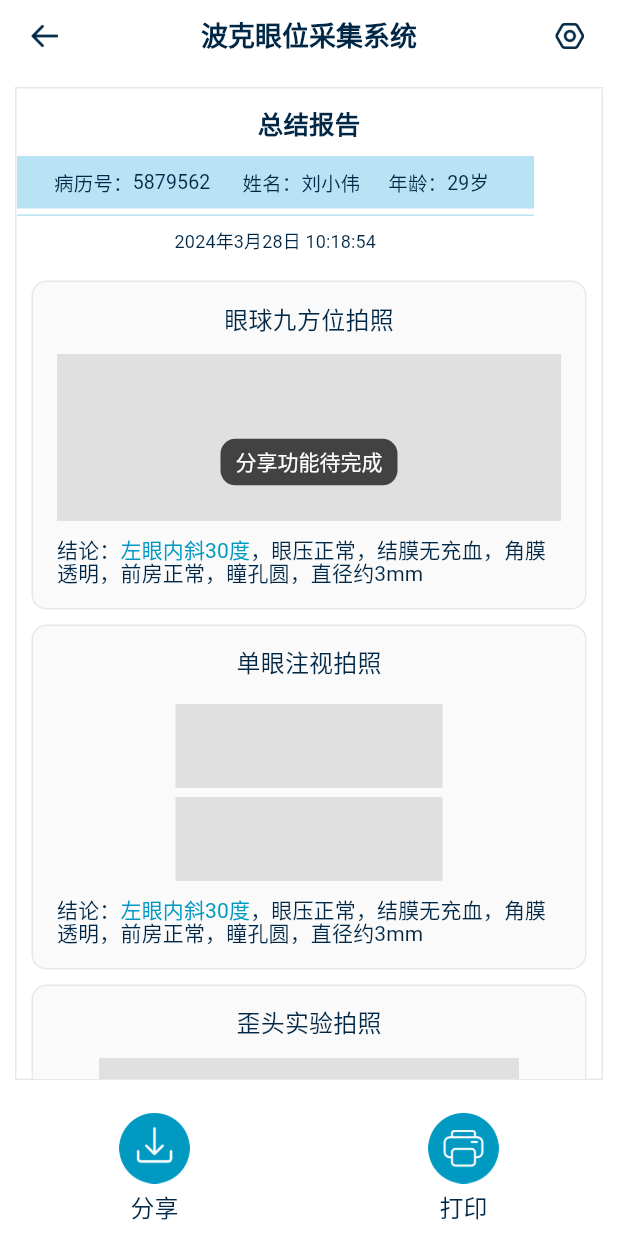
After one commit to hongqingquan/eye2project, a Flutter app: the ReportPage screen opened directly, after a tap on "分享", on a phone screen of 412 x 824 dp. The commit adds this screen. Run offline on Flutter 3.47's test engine with Material 3 defaults, Android fonts, the phone set to English and light mode, and no system bars; drawn by our look-alikes of oktoast; Roboto replaces fonts that are missing (PingFang SC).

Commit message:
feat:报告详情页UI

```diff
--- a/lib/pages/home.dart
+++ b/lib/pages/home.dart
@@ -1,6 +1,7 @@
 import 'package:flutter/material.dart';
 import 'package:flutter/services.dart';
-import 'package:flutter_eye_2_project/pages/patients.dart';
+import 'package:flutter_eye_2_project/extenions/theme.dart';
+import 'package:flutter_eye_2_project/pages/patient_list.dart';
 import 'package:flutter_eye_2_project/pages/settings.dart';
 
 class HomePage extends StatefulWidget {
@@ -68,7 +69,7 @@ class _HomePageState extends State<HomePage> {
                 bottom: 26,
                 right: 30,
                 child: InkWell(
-                  onTap: () => _toPatientsPage(context),
+                  onTap: () => _toPatientListPage(context),
                   child: Column(
                     mainAxisSize: MainAxisSize.min,
                     children: [
@@ -103,9 +104,9 @@ class _HomePageState extends State<HomePage> {
         .push(MaterialPageRoute(builder: (context) => const SettingsPage()));
   }
 
-  void _toPatientsPage(BuildContext context) {
+  void _toPatientListPage(BuildContext context) {
     Navigator.of(context)
-        .push(MaterialPageRoute(builder: (context) => const PatientsPage()));
+        .push(MaterialPageRoute(builder: (context) => const PatientListPage()));
   }
 
 }
@@ -163,22 +164,21 @@ class _ContentState extends State<_Content> {
                         maxLines: 1,
                         controller: _codeController,
                         keyboardType: TextInputType.text,
+                        style: context.textTheme.titleMedium,
                         textInputAction: TextInputAction.done,
                         inputFormatters: [],
                         onEditingComplete: () {},
                         onChanged: (value) {
                           setState(() {});
                         },
-                        decoration: const InputDecoration(
+                        decoration: InputDecoration(
                           counterText: '',
                           border: InputBorder.none,
                           isDense: true,
                           isCollapsed: true,
                           hintText: '输入病历号',
-                          hintStyle: TextStyle(
-                            color: Color(0xFFCECECE),
-                            fontSize: 16,
-                            height: 1,
+                          hintStyle: context.textTheme.titleMedium?.copyWith(
+                            color: const Color(0xFFCECECE),
                           ),
                         ),
                       ),
--- a/lib/pages/archives.dart
+++ b/lib/pages/patient_archive.dart
@@ -3,43 +3,44 @@ import 'package:flutter/material.dart';
 import 'package:flutter/services.dart';
 import 'package:flutter/widgets.dart';
 import 'package:flutter_eye_2_project/extenions/theme.dart';
-import 'package:flutter_eye_2_project/pages/patients.dart';
+import 'package:flutter_eye_2_project/pages/report.dart';
+import 'package:flutter_eye_2_project/pages/patient_list.dart';
 import 'package:oktoast/oktoast.dart';
 
 import '../widgets/base/dialog.dart';
 import '../widgets/base/show_custom_dialog.dart';
 
-class ArchivesPage extends StatefulWidget {
-  const ArchivesPage({super.key, required this.patientInfo});
+class PatientArchivePage extends StatefulWidget {
+  const PatientArchivePage({super.key, required this.patientInfo});
 
   final PatientInfo patientInfo;
 
   @override
-  State<ArchivesPage> createState() => _ArchivesPageState();
+  State<PatientArchivePage> createState() => _PatientArchivePageState();
 }
 
-class _ArchivesPageState extends State<ArchivesPage> {
+class _PatientArchivePageState extends State<PatientArchivePage> {
   bool isEdit = false;
 
-  List<ArchiveInfo> archiveList = [
-    ArchiveInfo(time: '2024年3月28日 10:18:54', items: ['九方位', '歪头实验', '单眼注视', '代偿头位', '自定义']),
-    ArchiveInfo(time: '2024年3月28日 10:28:54', items: ['九方位', '歪头实验', '单眼注视', '代偿头位', '自定义']),
-    ArchiveInfo(time: '2024年3月28日 10:38:54', items: ['九方位', '歪头实验', '单眼注视', '代偿头位', '自定义']),
+  List<ReportInfo> reportList = [
+    ReportInfo(time: '2024年3月28日 10:18:54', items: ['九方位', '歪头实验', '单眼注视', '代偿头位', '自定义']),
+    ReportInfo(time: '2024年3月28日 10:28:54', items: ['九方位', '歪头实验', '单眼注视', '代偿头位', '自定义']),
+    ReportInfo(time: '2024年3月28日 10:38:54', items: ['九方位', '歪头实验', '单眼注视', '代偿头位', '自定义']),
   ];
 
-  List<ArchiveInfo> get selectedList => archiveList.where((it) => it.isSelected == true).toList();
+  List<ReportInfo> get selectedList => reportList.where((it) => it.isSelected == true).toList();
 
-  bool get isAllSelected => archiveList.every((it) => it.isSelected == true);
+  bool get isAllSelected => reportList.every((it) => it.isSelected == true);
 
   void _selectAll() {
-    for (var it in archiveList) {
+    for (var it in reportList) {
       it.isSelected = true;
     }
     setState(() {});
   }
 
   void _unSelectAll() {
-    for (var it in archiveList) {
+    for (var it in reportList) {
       it.isSelected = false;
     }
     setState(() {});
@@ -122,11 +123,11 @@ class _ArchivesPageState extends State<ArchivesPage> {
             Expanded(
               child: ListView.builder(
                 padding: const EdgeInsets.symmetric(horizontal: 20, vertical: 10),
-                itemCount: archiveList.length,
+                itemCount: reportList.length,
                 itemExtent: 99,
                 itemBuilder: (context, index) {
-                  final info = archiveList[index];
-                  return _ArchiveItem(
+                  final info = reportList[index];
+                  return _ReportItem(
                     key: ValueKey(info.time),
                     info: info,
                     isEdit: isEdit,
@@ -204,7 +205,7 @@ class _PatientInfoView extends StatelessWidget {
             child: Row(
               children: [
                 Expanded(
-                  flex: 2,
+                  flex: 4,
                   child: _InfoItem(
                     title: '病历号',
                     content: info.id,
@@ -214,7 +215,7 @@ class _PatientInfoView extends StatelessWidget {
                   width: 12,
                 ),
                 Expanded(
-                  flex: 1,
+                  flex: 3,
                   child: _InfoItem(
                     title: '姓名',
                     content: info.name,
@@ -224,7 +225,7 @@ class _PatientInfoView extends StatelessWidget {
                   width: 12,
                 ),
                 Expanded(
-                  flex: 1,
+                  flex: 3,
                   child: _InfoItem(
                     title: '年龄',
                     content: '${info.age}岁',
@@ -248,8 +249,8 @@ class _PatientInfoView extends StatelessWidget {
 }
 
 
-class _ArchiveItem extends StatelessWidget {
-  const _ArchiveItem({
+class _ReportItem extends StatelessWidget {
+  const _ReportItem({
     super.key,
     required this.info,
     required this.onLongPress,
@@ -257,7 +258,7 @@ class _ArchiveItem extends StatelessWidget {
     this.isEdit = false,
   });
 
-  final ArchiveInfo info;
+  final ReportInfo info;
 
   final VoidCallback onLongPress;
 
@@ -272,7 +273,7 @@ class _ArchiveItem extends StatelessWidget {
         if (isEdit) {
           onSelect();
         } else {
-          _toArchiveDetailPage(context);
+          _toReportPage(context);
         }
       },
       onLongPress: onLongPress,
@@ -357,7 +358,10 @@ class _ArchiveItem extends StatelessWidget {
     );
   }
 
-  void _toArchiveDetailPage(BuildContext context) {}
+  void _toReportPage(BuildContext context) {
+    Navigator.of(context)
+        .push(MaterialPageRoute(builder: (context) => const ReportPage()));
+  }
 }
 
 class _CollectItem extends StatelessWidget {
@@ -605,10 +609,10 @@ class _DeleteDialogState extends State<_DeleteDialog> {
   }
 }
 
-class ArchiveInfo {
+class ReportInfo{
   final String time;
   final List<String> items;
   bool isSelected;
 
-  ArchiveInfo({required this.time, required this.items, this.isSelected = false});
+  ReportInfo({required this.time, required this.items, this.isSelected = false});
 }
--- a/lib/pages/patients.dart
+++ b/lib/pages/patient_list.dart
@@ -7,16 +7,16 @@ import 'package:oktoast/oktoast.dart';
 
 import '../widgets/base/dialog.dart';
 import '../widgets/base/show_custom_dialog.dart';
-import 'archives.dart';
+import 'patient_archive.dart';
 
-class PatientsPage extends StatefulWidget {
-  const PatientsPage({super.key});
+class PatientListPage extends StatefulWidget {
+  const PatientListPage({super.key});
 
   @override
-  State<PatientsPage> createState() => _PatientsPageState();
+  State<PatientListPage> createState() => _PatientListPageState();
 }
 
-class _PatientsPageState extends State<PatientsPage> {
+class _PatientListPageState extends State<PatientListPage> {
   bool isEdit = false;
 
   List<PatientInfo> patientList = [
@@ -338,7 +338,7 @@ class _PatientItem extends StatelessWidget {
         if (isEdit) {
           onSelect();
         } else {
-          _toArchivesPage(context);
+          _toPatientArchivePage(context);
         }
       },
       onLongPress: onLongPress,
@@ -442,8 +442,8 @@ class _PatientItem extends StatelessWidget {
     );
   }
 
-  void _toArchivesPage(BuildContext context) {
-    Navigator.of(context).push(MaterialPageRoute(builder: (context) => ArchivesPage(patientInfo: info)));
+  void _toPatientArchivePage(BuildContext context) {
+    Navigator.of(context).push(MaterialPageRoute(builder: (context) => PatientArchivePage(patientInfo: info)));
   }
 }
 
--- /dev/null
+++ b/lib/pages/report.dart
@@ -0,0 +1,541 @@
+import 'package:flutter/cupertino.dart';
+import 'package:flutter/material.dart';
+import 'package:flutter/widgets.dart';
+import 'package:flutter_eye_2_project/extenions/theme.dart';
+import 'package:flutter_eye_2_project/pages/patient_list.dart';
+import 'package:oktoast/oktoast.dart';
+
+class ReportPage extends StatelessWidget {
+  const ReportPage({super.key});
+
+  @override
+  Widget build(BuildContext context) {
+    return Scaffold(
+      backgroundColor: Colors.white,
+      appBar: AppBar(
+        centerTitle: true,
+        backgroundColor: Colors.white,
+        elevation: 0,
+        scrolledUnderElevation: 0,
+        title: const Text(
+          '波克眼位采集系统',
+        ),
+        leadingWidth: 60,
+        leading: IconButton(
+          icon: Image.asset(
+            'assets/images/position_icon_back.png',
+            width: 20,
+            height: 20,
+            fit: BoxFit.contain,
+          ),
+          onPressed: () {
+            Navigator.of(context).pop();
+          },
+        ),
+        actions: [
+          InkWell(
+            onTap: () {},
+            child: Padding(
+              padding: const EdgeInsets.symmetric(horizontal: 22, vertical: 10),
+              child: Image.asset(
+                'assets/images/position_icon_settings.png',
+                width: 20,
+                height: 20,
+                fit: BoxFit.contain,
+              ),
+            ),
+          )
+        ],
+      ),
+      body: SafeArea(
+        child: Column(
+          children: [
+            Expanded(
+              child: Container(
+                margin: const EdgeInsets.all(10),
+                decoration: BoxDecoration(
+                  border: Border.all(color: const Color(0xFFE8E8E8), width: 1),
+                ),
+                child: SingleChildScrollView(
+                  child: Column(
+                    children: [
+                      const SizedBox(height: 14),
+                      Text(
+                        '总结报告',
+                        style: context.textTheme.titleMedium?.copyWith(
+                          fontSize: 17,
+                          fontWeight: FontWeight.bold,
+                        ),
+                      ),
+                      const SizedBox(height: 14),
+                      _PatientInfoView(
+                        info: PatientInfo(id: '5879562', name: '刘小伟', time: '2024年3月28日 10:18:54', age: '29'),
+                      ),
+                      const SizedBox(height: 15),
+                      const _LayoutWrap(
+                        key: ValueKey('nine_position'),
+                        child: _NinePositionPhoto(),
+                      ),
+                      const _LayoutWrap(
+                        key: ValueKey('single_eye'),
+                        child: _SingleEyePhoto(),
+                      ),
+                      const _LayoutWrap(
+                        key: ValueKey('head_tilt_test'),
+                        child: _HeadTiltTestPhoto(),
+                      ),
+                      const _LayoutWrap(
+                        key: ValueKey('compensatory_head'),
+                        child: _CompensatoryHeadPhoto(),
+                      ),
+                      const _LayoutWrap(
+                        key: ValueKey('custom'),
+                        child: _CustomPhoto(),
+                      ),
+                      const SizedBox(height: 15),
+                      Container(
+                        padding: const EdgeInsets.only(left: 20),
+                        alignment: Alignment.centerLeft,
+                        child: Text.rich(TextSpan(style: context.textTheme.titleSmall, children: [
+                          const TextSpan(text: '手术建议：'),
+                          TextSpan(text: '建议尽快手术治疗', style: TextStyle(color: context.colorScheme.primary)),
+                        ])),
+                      ),
+                      const SizedBox(height: 30),
+                      Container(
+                        width: double.infinity,
+                        height: 1,
+                        color: const Color(0xffb7e3f4),
+                      ),
+                      const SizedBox(height: 1),
+                      Container(
+                        width: double.infinity,
+                        height: 5,
+                        color: const Color(0xffb7e3f4),
+                      ),
+                      const SizedBox(height: 9),
+                    ],
+                  ),
+                ),
+              ),
+            ),
+            _Bottom(
+              onShare: _onShare,
+              onPrint: _onPrint,
+            ),
+          ],
+        ),
+      ),
+    );
+  }
+
+  void _onShare() {
+    // todo 分享
+    showToast('分享功能待完成');
+  }
+
+  void _onPrint() {
+    // todo 打印
+    showToast('打印功能待完成');
+  }
+}
+
+class _PatientInfoView extends StatelessWidget {
+  const _PatientInfoView({super.key, required this.info});
+
+  final PatientInfo info;
+
+  @override
+  Widget build(BuildContext context) {
+    return Padding(
+      padding: const EdgeInsets.only(right: 45),
+      child: Column(children: [
+        Container(
+          width: double.infinity,
+          height: 35,
+          padding: const EdgeInsets.only(left: 25, right: 12),
+          color: const Color(0xffb7e3f4),
+          child: Row(
+            children: [
+              Expanded(
+                flex: 4,
+                child: _InfoItem(
+                  title: '病历号',
+                  content: info.id,
+                ),
+              ),
+              const SizedBox(
+                width: 12,
+              ),
+              Expanded(
+                flex: 3,
+                child: _InfoItem(
+                  title: '姓名',
+                  content: info.name,
+                ),
+              ),
+              const SizedBox(
+                width: 12,
+              ),
+              Expanded(
+                flex: 3,
+                child: _InfoItem(
+                  title: '年龄',
+                  content: '${info.age}岁',
+                ),
+              ),
+            ],
+          ),
+        ),
+        const SizedBox(
+          height: 4,
+        ),
+        Container(
+          width: double.infinity,
+          height: 1,
+          color: const Color(0xffb7e3f4),
+        ),
+        const SizedBox(
+          height: 10,
+        ),
+        Text(
+          info.time,
+          style: context.textTheme.titleSmall?.copyWith(
+            fontSize: 12,
+          ),
+        )
+      ]),
+    );
+  }
+}
+
+class _InfoItem extends StatelessWidget {
+  const _InfoItem({super.key, required this.title, required this.content});
+
+  final String title;
+  final String content;
+
+  @override
+  Widget build(BuildContext context) {
+    return Row(
+      children: [
+        Text(
+          '$title：',
+          style: context.textTheme.titleSmall?.copyWith(
+            fontSize: 13,
+          ),
+        ),
+        Expanded(
+          child: Text(
+            content,
+            style: context.textTheme.titleSmall?.copyWith(
+              fontSize: 13,
+            ),
+            maxLines: 1,
+            overflow: TextOverflow.ellipsis,
+          ),
+        )
+      ],
+    );
+  }
+}
+
+class _Bottom extends StatelessWidget {
+  const _Bottom({super.key, required this.onShare, required this.onPrint});
+
+  final VoidCallback onShare;
+
+  final VoidCallback onPrint;
+
+  @override
+  Widget build(BuildContext context) {
+    return Container(
+      color: context.colorScheme.background,
+      padding: const EdgeInsets.symmetric(vertical: 12),
+      child: Row(
+        mainAxisAlignment: MainAxisAlignment.spaceAround,
+        children: [
+          InkWell(
+            onTap: onShare,
+            child: Column(mainAxisSize: MainAxisSize.min, children: [
+              Image.asset(
+                'assets/images/position_icon2_save.png',
+                width: 47,
+                height: 47,
+                fit: BoxFit.contain,
+              ),
+              const SizedBox(
+                height: 7,
+              ),
+              Text(
+                '分享',
+                style: context.textTheme.titleMedium,
+              )
+            ]),
+          ),
+          InkWell(
+            onTap: onPrint,
+            child: Column(mainAxisSize: MainAxisSize.min, children: [
+              Image.asset(
+                'assets/images/position_icon2_print.png',
+                width: 47,
+                height: 47,
+                fit: BoxFit.contain,
+              ),
+              const SizedBox(
+                height: 7,
+              ),
+              Text(
+                '打印',
+                style: context.textTheme.titleMedium,
+              )
+            ]),
+          ),
+        ],
+      ),
+    );
+  }
+}
+
+class _LayoutWrap extends StatelessWidget {
+  const _LayoutWrap({super.key, required this.child});
+
+  final Widget child;
+
+  @override
+  Widget build(BuildContext context) {
+    return Container(
+      margin: const EdgeInsets.symmetric(horizontal: 10, vertical: 5),
+      padding: const EdgeInsets.all(16),
+      decoration: BoxDecoration(
+        borderRadius: BorderRadius.circular(10),
+        border: Border.all(
+          color: const Color(0xFFE8E8E8),
+          width: 1,
+        ),
+        color: const Color(0xFFFAFAFA),
+      ),
+      child: child,
+    );
+  }
+}
+
+class _NinePositionPhoto extends StatelessWidget {
+  const _NinePositionPhoto({super.key});
+
+  @override
+  Widget build(BuildContext context) {
+    return Column(
+      mainAxisSize: MainAxisSize.min,
+      children: [
+        Text(
+          '眼球九方位拍照',
+          style: context.textTheme.titleMedium,
+        ),
+        const SizedBox(
+          height: 16,
+        ),
+        // todo 九方位图
+        AspectRatio(
+          aspectRatio: 314 / 104,
+          child: Container(
+            width: double.infinity,
+            color: Colors.grey[300],
+          ),
+        ),
+        const SizedBox(
+          height: 12,
+        ),
+        Text.rich(TextSpan(style: context.textTheme.titleSmall, children: [
+          const TextSpan(text: '结论：'),
+          TextSpan(text: '左眼内斜30度', style: TextStyle(color: context.colorScheme.primary)),
+          const TextSpan(text: '，眼压正常，结膜无充血，角膜透明，前房正常，瞳孔圆，直径约3mm')
+        ]))
+      ],
+    );
+  }
+}
+
+class _SingleEyePhoto extends StatelessWidget {
+  const _SingleEyePhoto({super.key});
+
+  @override
+  Widget build(BuildContext context) {
+    return Column(
+      mainAxisSize: MainAxisSize.min,
+      children: [
+        Text(
+          '单眼注视拍照',
+          style: context.textTheme.titleMedium,
+        ),
+        const SizedBox(
+          height: 20,
+        ),
+        // todo 单眼图
+        Container(
+          width: 178,
+          height: 56,
+          color: Colors.grey[300],
+        ),
+        const SizedBox(
+          height: 6,
+        ),
+        Container(
+          width: 178,
+          height: 56,
+          color: Colors.grey[300],
+        ),
+        const SizedBox(
+          height: 12,
+        ),
+        Text.rich(TextSpan(style: context.textTheme.titleSmall, children: [
+          const TextSpan(text: '结论：'),
+          TextSpan(text: '左眼内斜30度', style: TextStyle(color: context.colorScheme.primary)),
+          const TextSpan(text: '，眼压正常，结膜无充血，角膜透明，前房正常，瞳孔圆，直径约3mm')
+        ]))
+      ],
+    );
+  }
+}
+
+class _HeadTiltTestPhoto extends StatelessWidget {
+  const _HeadTiltTestPhoto({super.key});
+
+  @override
+  Widget build(BuildContext context) {
+    return Column(
+      mainAxisSize: MainAxisSize.min,
+      children: [
+        Text(
+          '歪头实验拍照',
+          style: context.textTheme.titleMedium,
+        ),
+        const SizedBox(
+          height: 16,
+        ),
+        // todo 歪头实验图
+        Container(
+          width: 280,
+          height: 127,
+          color: Colors.grey[300],
+        ),
+        const SizedBox(
+          height: 12,
+        ),
+        Text.rich(TextSpan(style: context.textTheme.titleSmall, children: [
+          const TextSpan(text: '结论：'),
+          TextSpan(text: '左眼内斜30度', style: TextStyle(color: context.colorScheme.primary)),
+          const TextSpan(text: '，眼压正常，结膜无充血，角膜透明，前房正常，瞳孔圆，直径约3mm')
+        ]))
+      ],
+    );
+  }
+}
+
+class _CompensatoryHeadPhoto extends StatelessWidget {
+  const _CompensatoryHeadPhoto({super.key});
+
+  @override
+  Widget build(BuildContext context) {
+    return Column(
+      mainAxisSize: MainAxisSize.min,
+      children: [
+        Text(
+          '代偿头位拍照',
+          style: context.textTheme.titleMedium,
+        ),
+        const SizedBox(
+          height: 16,
+        ),
+        // todo 代偿头位图
+        Container(
+          width: 293,
+          height: 192,
+          color: Colors.grey[300],
+        ),
+        const SizedBox(
+          height: 12,
+        ),
+        Text.rich(TextSpan(style: context.textTheme.titleSmall, children: [
+          const TextSpan(text: '结论：'),
+          TextSpan(text: '左眼内斜30度', style: TextStyle(color: context.colorScheme.primary)),
+          const TextSpan(text: '，眼压正常，结膜无充血，角膜透明，前房正常，瞳孔圆，直径约3mm')
+        ]))
+      ],
+    );
+  }
+}
+
+class _CustomPhoto extends StatelessWidget {
+  const _CustomPhoto({super.key});
+
+  @override
+  Widget build(BuildContext context) {
+    return Column(
+      mainAxisSize: MainAxisSize.min,
+      children: [
+        Text(
+          '自定义拍照',
+          style: context.textTheme.titleMedium,
+        ),
+        const SizedBox(
+          height: 20,
+        ),
+        // todo 歪头实验图
+        GridView.builder(
+          shrinkWrap: true,
+          physics: const NeverScrollableScrollPhysics(),
+          padding: const EdgeInsets.symmetric(horizontal: 12),
+          gridDelegate: const SliverGridDelegateWithFixedCrossAxisCount(
+            crossAxisCount: 3,
+            mainAxisSpacing: 18,
+            crossAxisSpacing: 12,
+            childAspectRatio: 90 / 134,
+          ),
+          itemBuilder: (context, index) => const _CustomPhotoItem(),
+          itemCount: 5,
+        ),
+        const SizedBox(
+          height: 12,
+        ),
+      ],
+    );
+  }
+}
+
+class _CustomPhotoItem extends StatelessWidget {
+  const _CustomPhotoItem({super.key});
+
+  @override
+  Widget build(BuildContext context) {
+    return Column(
+      mainAxisSize: MainAxisSize.min,
+      children: [
+        // todo 自定义拍照图
+        AspectRatio(
+          aspectRatio: 1,
+          child: Container(
+            width: double.infinity,
+            color: Colors.grey[300],
+          ),
+        ),
+        const SizedBox(
+          height: 4,
+        ),
+        Container(
+            width: double.infinity,
+            height: 40,
+            decoration: BoxDecoration(
+              color: context.colorScheme.background,
+              borderRadius: BorderRadius.circular(10),
+              border: Border.all(color: const Color(0xFFE8E8E8), width: 1),
+            ),
+            alignment: Alignment.center,
+            child: Text('内眼斜视30°',
+                style: context.textTheme.titleSmall?.copyWith(
+                  fontSize: 12,
+                )))
+      ],
+    );
+  }
+}
--- a/lib/pages/settings.dart
+++ b/lib/pages/settings.dart
@@ -80,11 +80,9 @@ class SettingsPage extends StatelessWidget {
 }
 
 class _Item extends StatelessWidget {
-  _Item({super.key, required this.title, this.isFill = false, this.onTap});
+  _Item({super.key, required this.title, this.onTap});
 
   String title;
-
-  bool isFill;
 
   VoidCallback? onTap;
 
@@ -99,18 +97,16 @@ class _Item extends StatelessWidget {
           height: 48,
           decoration: BoxDecoration(
             borderRadius: BorderRadius.circular(10),
-            border: isFill
-                ? null
-                : Border.all(color: const Color(0xFFE8E8E8), width: 1),
-            color: isFill ? const Color(0xFF0099C2) : Colors.white,
+            border: Border.all(color: const Color(0xFFE8E8E8), width: 1),
+            color: Colors.white,
           ),
           alignment: Alignment.center,
           child: Text(
             title,
-            style: TextStyle(
+            style: const TextStyle(
               fontSize: 16,
               fontWeight: FontWeight.bold,
-              color: isFill ? Colors.white : const Color(0xFF002846),
+              color: Color(0xFF002846),
               height: 1,
             ),
           ),
--- a/lib/widgets/activate_account.dart
+++ b/lib/widgets/activate_account.dart
@@ -1,5 +1,3 @@
-import 'dart:async';
-
 import 'package:flutter/material.dart';
 import 'package:flutter/services.dart';
 import 'package:flutter_eye_2_project/extenions/theme.dart';
--- a/lib/widgets/set_safe_code.dart
+++ b/lib/widgets/set_safe_code.dart
@@ -145,7 +145,7 @@ class _SetSafeCodeWidgetState extends State<SetSafeCodeWidget> {
                   border: InputBorder.none,
                   isDense: true,
                   isCollapsed: true,
-                  hintText: '输入验证码',
+                  hintText: '重复密码',
                   hintStyle: context.textTheme.titleMedium?.copyWith(
                     color: const Color(0xFFCECECE),
                   ),
```
